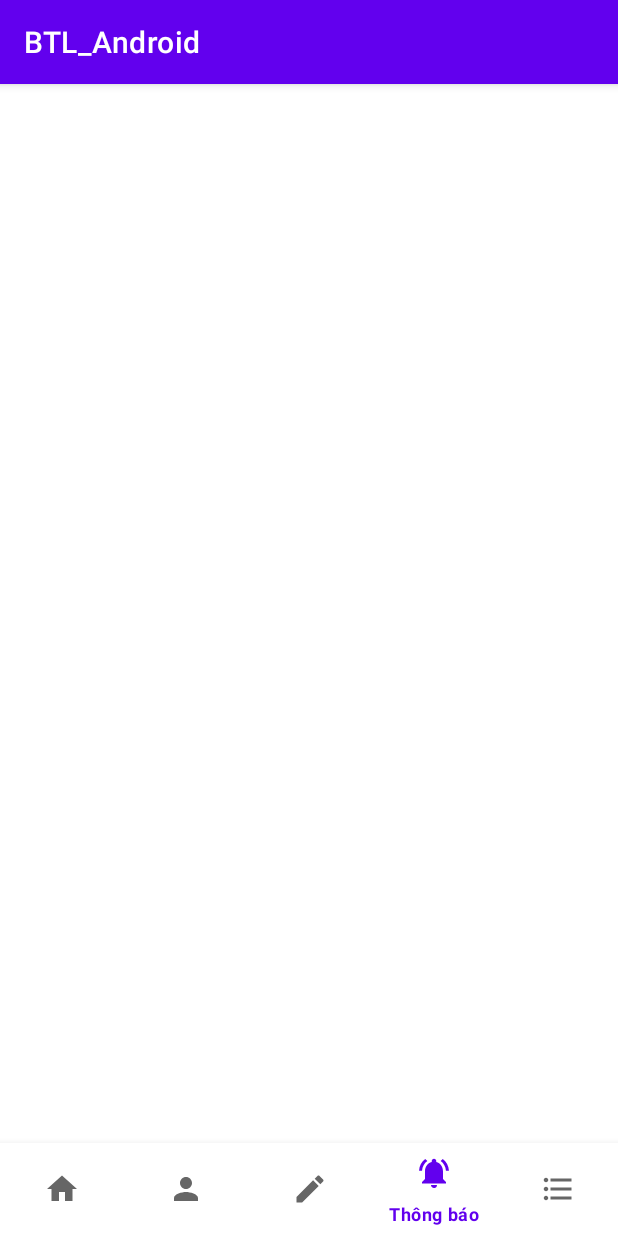
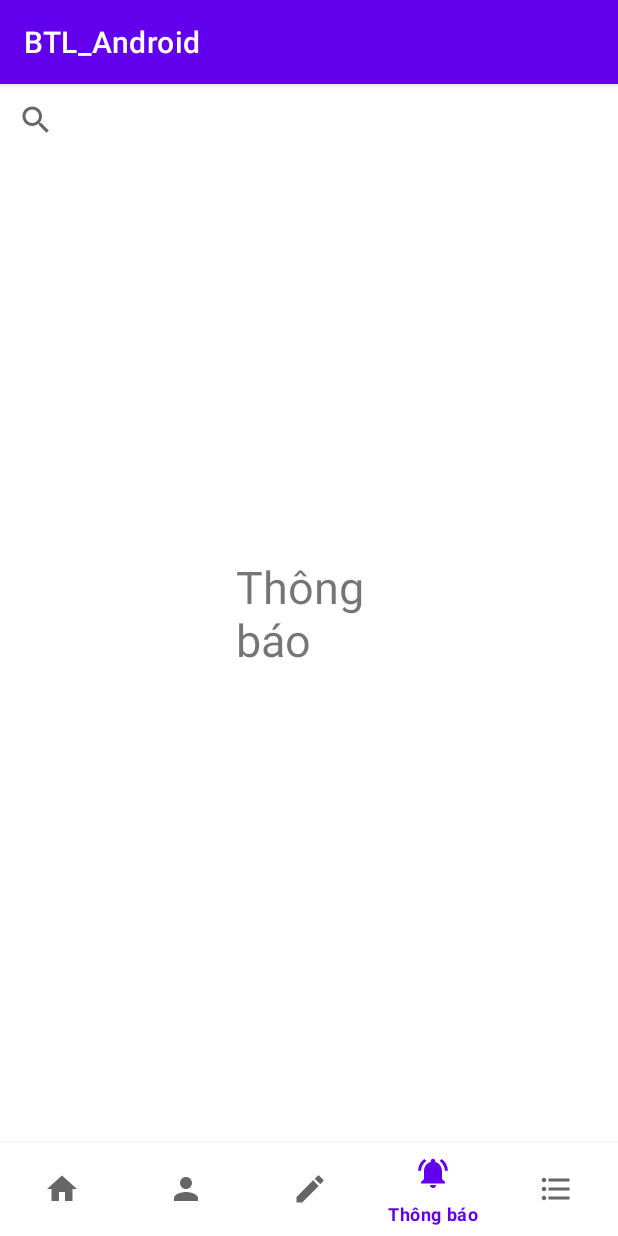
Before and after one commit to hangoctuan1903/BTL_Android, an Android app: the MainActivity screen opened directly, with no data from a screen before it, item 4 of the bottom bar chosen, on a phone screen of 412 x 824 dp. Run offline under Robolectric (Android 15) with nearby library versions, the phone set to English and light mode, and no system bars.

Commit message:
17/3 lúc 11h15

```diff
--- a/BTL_Android/app/src/main/java/com/example/btl_android/MainActivity.java
+++ b/BTL_Android/app/src/main/java/com/example/btl_android/MainActivity.java
@@ -2,11 +2,14 @@ package com.example.btl_android;
 
 import androidx.annotation.NonNull;
 import androidx.appcompat.app.AppCompatActivity;
+import androidx.fragment.app.Fragment;
 
 import android.os.Bundle;
 import android.view.Menu;
 import android.view.MenuInflater;
 import android.view.MenuItem;
+
+import com.google.android.material.bottomnavigation.BottomNavigationView;
 
 public class MainActivity extends AppCompatActivity {
 
@@ -14,13 +17,32 @@ public class MainActivity extends AppCompatActivity {
     protected void onCreate(Bundle savedInstanceState) {
         super.onCreate(savedInstanceState);
         setContentView(R.layout.activity_main);
+        BottomNavigationView bottomNavigationView = findViewById(R.id.bottomnavi);
+        bottomNavigationView.setOnNavigationItemSelectedListener(navigationItemSelectedListener);
     }
-
-    @Override
-    public boolean onOptionsItemSelected(@NonNull MenuItem item) {
-        MenuInflater inflater = getMenuInflater();
-        inflater.inflate(R.menu.main_menu, (Menu) item);
-
-        return super.onOptionsItemSelected(item);
+    private BottomNavigationView.OnNavigationItemSelectedListener navigationItemSelectedListener = new BottomNavigationView.OnNavigationItemSelectedListener() {
+        @Override
+        public boolean onNavigationItemSelected(@NonNull MenuItem item) {
+            Fragment selectedFragment = null;
+            switch (item.getItemId()){
+                case R.id.nav_home:
+                    selectedFragment = new Home();
+                    break;
+                case R.id.quanly:
+                    selectedFragment = new Quanly();
+                    break;
+                case R.id.poss:
+                    selectedFragment = new dangtin();
+                    break;
+                case R.id.thongbao:
+                    selectedFragment = new thongbao();
+                    break;
+                case R.id.add:
+                    selectedFragment = new them();
+                    break;
+            }
+            getSupportFragmentManager().beginTransaction().replace(R.id.fragment_container,selectedFragment).commit();
+            return true;
+        }
+    };
     }
-}
--- /dev/null
+++ b/BTL_Android/app/src/main/java/com/example/btl_android/thongbao.java
@@ -0,0 +1,17 @@
+package com.example.btl_android;
+import android.os.Bundle;
+import android.view.LayoutInflater;
+import android.view.View;
+import android.view.ViewGroup;
+
+import androidx.annotation.NonNull;
+import androidx.annotation.Nullable;
+import androidx.fragment.app.Fragment;
+
+public class thongbao extends Fragment {
+    @Nullable
+    @Override
+    public View onCreateView(@NonNull LayoutInflater inflater, @Nullable ViewGroup container, @Nullable Bundle savedInstanceState) {
+        return inflater.inflate(R.layout.fragment_thongbao,container,false);
+    }
+}
--- a/BTL_Android/app/src/main/res/layout/activity_main.xml
+++ b/BTL_Android/app/src/main/res/layout/activity_main.xml
@@ -1,17 +1,28 @@
 <?xml version="1.0" encoding="utf-8"?>
-<androidx.constraintlayout.widget.ConstraintLayout xmlns:android="http://schemas.android.com/apk/res/android"
+<RelativeLayout xmlns:android="http://schemas.android.com/apk/res/android"
     xmlns:app="http://schemas.android.com/apk/res-auto"
     xmlns:tools="http://schemas.android.com/tools"
     android:layout_width="match_parent"
     android:layout_height="match_parent"
     tools:context=".MainActivity">
+    <androidx.appcompat.widget.SearchView
+        android:layout_width="match_parent"
+        android:layout_height="wrap_content"/>
 
+    <FrameLayout
+        android:id="@+id/fragment_container"
+        android:layout_width="match_parent"
+        android:layout_height="match_parent"
+        android:layout_above="@id/bottomnavi"/>
 
     <com.google.android.material.bottomnavigation.BottomNavigationView
+        android:id="@+id/bottomnavi"
         android:layout_width="413dp"
         android:layout_height="62dp"
+        android:layout_alignParentBottom="true"
+        android:background="?android:attr/windowBackground"
         app:layout_constraintBottom_toBottomOf="parent"
         app:layout_constraintEnd_toEndOf="parent"
         app:layout_constraintStart_toStartOf="parent"
-        app:menu="@menu/main_menu"/>
-</androidx.constraintlayout.widget.ConstraintLayout>
+        app:menu="@menu/main_menu" />
+</RelativeLayout>
--- /dev/null
+++ b/BTL_Android/app/src/main/res/layout/fragment_thongbao.xml
@@ -0,0 +1,12 @@
+<?xml version="1.0" encoding="utf-8"?>
+<RelativeLayout xmlns:android="http://schemas.android.com/apk/res/android"
+    android:layout_width="match_parent"
+    android:layout_height="match_parent">
+
+    <TextView
+        android:layout_width="97dp"
+        android:layout_height="wrap_content"
+        android:layout_centerInParent="true"
+        android:text="Thông báo"
+        android:textSize="30dp" />
+</RelativeLayout>
```
Also changed, not shown: BTL_Android/app/src/main/java/com/example/btl_android/Home.java (added, +17 -0 lines), BTL_Android/app/src/main/java/com/example/btl_android/Quanly.java (added, +17 -0 lines), BTL_Android/app/src/main/java/com/example/btl_android/dangtin.java (added, +17 -0 lines), BTL_Android/app/src/main/java/com/example/btl_android/them.java (added, +17 -0 lines), BTL_Android/app/src/main/res/layout/fragment_dangtin.xml (added, +12 -0 lines), BTL_Android/app/src/main/res/layout/fragment_home.xml (added, +12 -0 lines), BTL_Android/app/src/main/res/layout/fragment_quanly.xml (added, +12 -0 lines), BTL_Android/app/src/main/res/layout/fragment_them.xml (added, +12 -0 lines).
